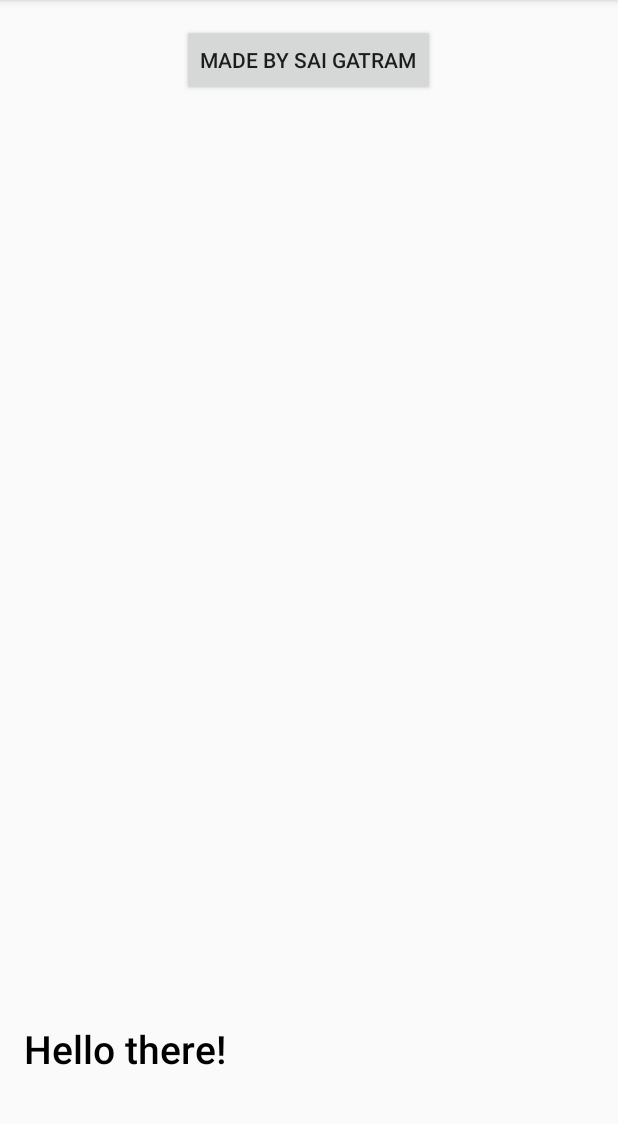
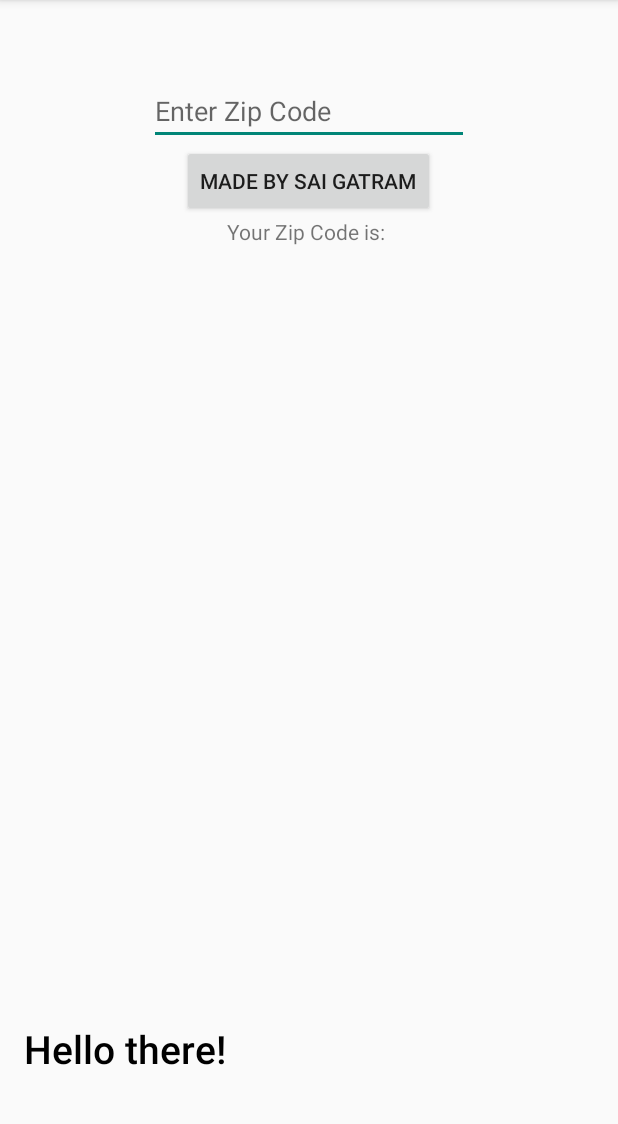
Before and after one commit to gatramsai/helloWorldAndroidQuotes, an Android app: the screen it shows after launch (MainActivity), after a tap on "MADE BY SAI GATRAM", on a phone screen of 412 x 824 dp, the part 84-1208 px from its top. Run offline under Robolectric (Android 15) with nearby library versions, the phone set to English and light mode, and no system bars; 1 other tap on this screen came first.

Commit message:
Added Zip Code text box and submit. TO DO: allow the text to be submitted with softkey and not just button.     Use zipcode API

```diff
--- a/app/src/main/java/com/theoneandonly/saigatram/helloworld/MainActivity.java
+++ b/app/src/main/java/com/theoneandonly/saigatram/helloworld/MainActivity.java
@@ -6,6 +6,7 @@ import android.view.Menu;
 import android.view.MenuItem;
 import android.view.View;
 import android.widget.Button;
+import android.widget.EditText;
 import android.widget.RelativeLayout;
 import android.widget.TextView;
 
@@ -90,9 +91,22 @@ public class MainActivity extends ActionBarActivity  {
 
         return super.onOptionsItemSelected(item);
     }
+
+    private EditText zipCode;
+    private TextView textOut;
+
+
+
     public void buttonOnClick(View first)
     {
         Button button=(Button) first;
+        zipCode = (EditText) findViewById(R.id.zipCode);
+        textOut = (TextView) findViewById(R.id.zipOutput );
+        textOut.setText("Your Zip Code is: " + zipCode.getText());
+
+
         ((Button) first).setText("Made by Sai Gatram");
+
+
     }
 }
--- a/app/src/main/res/layout/activity_main.xml
+++ b/app/src/main/res/layout/activity_main.xml
@@ -39,11 +39,31 @@
         style="?android:attr/buttonStyleSmall"
         android:layout_width="wrap_content"
         android:layout_height="wrap_content"
-        android:text="Information"
+        android:text="Submit"
         android:id="@+id/button"
+        android:onClick="buttonOnClick"
+        android:layout_below="@+id/zipCode"
+        android:layout_centerHorizontal="true" />
+
+    <EditText
+        android:layout_width="wrap_content"
+        android:layout_height="wrap_content"
+        android:inputType="number"
+        android:ems="10"
+        android:id="@+id/zipCode"
+        android:text=""
+        android:layout_marginTop="35dp"
         android:layout_alignParentTop="true"
         android:layout_centerHorizontal="true"
-        android:onClick="buttonOnClick"
-    />
+        android:hint="Enter Zip Code"
+        />
+
+    <TextView
+        android:layout_width="wrap_content"
+        android:layout_height="wrap_content"
+        android:text=""
+        android:id="@+id/zipOutput"
+        android:layout_below="@+id/button"
+        android:layout_centerHorizontal="true" />
 
 </RelativeLayout>
```
